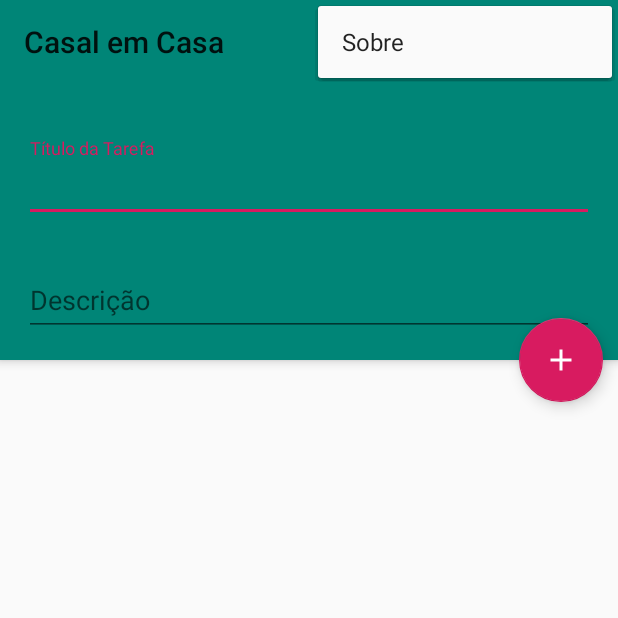
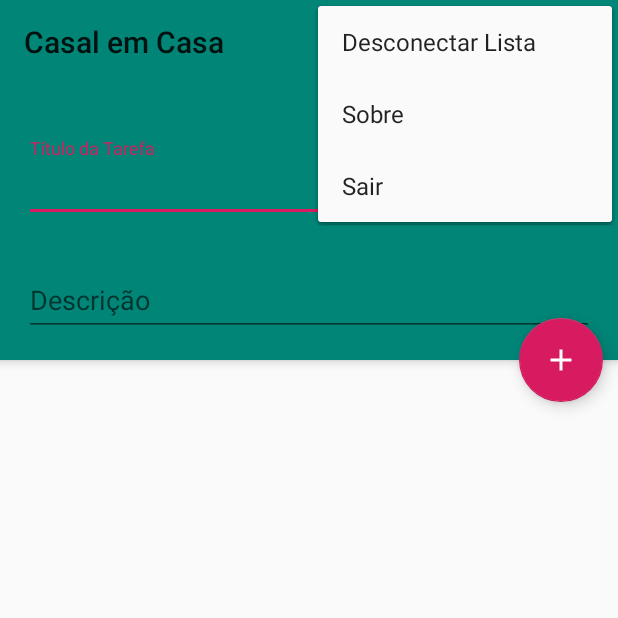
Before and after one commit to lostcrixxx/AppCasalEmCasa, an Android app: the MainActivity screen opened directly, with no data from a screen before it, with the options menu open, on a phone screen of 412 x 824 dp, the top half of it. Run offline under Robolectric (Android 15) with nearby library versions, the phone set to English and light mode, and no system bars; our stand-ins replace Firebase (no records; nobody signed in at launch, a user with empty details on screens opened directly).

Commit message:
more options on menu

```diff
--- a/app/src/main/java/br/com/envolvedesenvolve/casalemcasa/MainActivity.java
+++ b/app/src/main/java/br/com/envolvedesenvolve/casalemcasa/MainActivity.java
@@ -122,17 +122,29 @@ public class MainActivity extends AppCompatActivity {
     @Override
     public boolean onOptionsItemSelected(MenuItem item) {
         int id = item.getItemId();
-//        if (id == R.id.action_code) {
+        switch(id) {
+//            case R.id.action_code:
 //            FragmentManager fm = getSupportFragmentManager();
 //            CodeFragment editNameDialogFragment = CodeFragment.newInstance();
 //            editNameDialogFragment.show(fm, "fragment_edit_name");
-//            return true;
-//        }
-        if (id == R.id.action_settings) {
-            FragmentManager fm = getSupportFragmentManager();
-            AboutFragment editNameDialogFragment = AboutFragment.newInstance("Some Title");
-            editNameDialogFragment.show(fm, "fragment_edit_name");
-            return true;
+//                break;
+            case R.id.action_logoff:
+                onBackPressed();
+                break;
+            case R.id.action_about:
+                FragmentManager fm = getSupportFragmentManager();
+                AboutFragment editNameDialogFragment = AboutFragment.newInstance("Some Title");
+                editNameDialogFragment.show(fm, "fragment_edit_name");
+            break;
+//            case R.id.action_settings:
+//                Log.d("MainActivity", "configurações");
+//                Intent iConfig = new Intent(this, ConfigActivity.class);
+//                startActivity(iConfig);
+//                break;
+            case R.id.action_close:
+//                Log.d("MainActivity", "sair");
+                finishAffinity();
+                break;
         }
         return super.onOptionsItemSelected(item);
 
--- a/app/src/main/res/layout/activity_main.xml
+++ b/app/src/main/res/layout/activity_main.xml
@@ -15,40 +15,40 @@
         <androidx.appcompat.widget.Toolbar
             android:id="@+id/toolbar"
             android:layout_width="match_parent"
-            android:layout_height="?attr/actionBarSize"
-
-             />
+            android:layout_height="?attr/actionBarSize" />
 
         <LinearLayout
             android:id="@+id/layout_info"
+            android:layout_width="match_parent"
+            android:layout_height="wrap_content"
+            android:background="@color/colorPrimary"
             android:orientation="vertical"
-        android:padding="16dp"
-        android:background="@color/colorPrimary"
-        android:layout_width="match_parent"
-        android:layout_height="wrap_content">
+            android:padding="16dp">
 
             <com.google.android.material.textfield.TextInputLayout
                 android:id="@+id/textInputPassword"
                 style="@style/parent"
                 android:layout_marginTop="20dp">
+
                 <EditText
                     android:id="@+id/title"
                     style="@style/modifiedEditText"
                     android:hint="Título da Tarefa"
-                android:textColorHint="@android:color/white"
+                    android:inputType="text"
                     android:maxLines="1"
-                android:inputType="text"/>
+                    android:textColorHint="@android:color/white" />
             </com.google.android.material.textfield.TextInputLayout>
 
             <com.google.android.material.textfield.TextInputLayout
                 style="@style/parent"
                 android:layout_marginTop="20dp">
+
                 <EditText
                     android:id="@+id/description"
                     style="@style/modifiedEditText"
                     android:hint="Descrição"
-                android:textColorHint="@android:color/white"
-                android:inputType="textMultiLine" />
+                    android:inputType="textMultiLine"
+                    android:textColorHint="@android:color/white" />
             </com.google.android.material.textfield.TextInputLayout>
 
         </LinearLayout>
@@ -57,22 +57,21 @@
 
     <com.google.android.material.floatingactionbutton.FloatingActionButton
         android:id="@+id/fab"
-        android:src="@drawable/ic_add"
-        android:layout_marginRight="10dp"
         android:layout_width="wrap_content"
         android:layout_height="wrap_content"
+        android:layout_marginRight="10dp"
         android:elevation="6dp"
-        app:pressedTranslationZ="12dp"
+        android:src="@drawable/ic_add"
+        app:fabSize="normal"
         app:layout_anchor="@id/app_bar_layout"
         app:layout_anchorGravity="bottom|right"
-        app:fabSize="normal"/>
+        app:pressedTranslationZ="12dp" />
 
     <androidx.recyclerview.widget.RecyclerView
         android:id="@+id/listTodo"
+        android:layout_width="match_parent"
+        android:layout_height="match_parent"
         android:layout_marginTop="30dp"
-        app:layout_behavior="@string/appbar_scrolling_view_behavior"
-        android:layout_width="match_parent"
-        android:layout_height="match_parent">
-    </androidx.recyclerview.widget.RecyclerView>
+        app:layout_behavior="@string/appbar_scrolling_view_behavior"></androidx.recyclerview.widget.RecyclerView>
 
 </androidx.coordinatorlayout.widget.CoordinatorLayout>
--- a/app/src/main/res/menu/menu_main.xml
+++ b/app/src/main/res/menu/menu_main.xml
@@ -7,8 +7,23 @@
 <!--        android:orderInCategory="100"-->
 <!--        app:showAsAction="never" />-->
 
-    <item android:id="@+id/action_settings"
+    <item android:id="@+id/action_logoff"
+        android:title="Desconectar Lista"
+        android:orderInCategory="150"
+        app:showAsAction="never" />
+
+    <item android:id="@+id/action_about"
         android:title="Sobre"
         android:orderInCategory="200"
         app:showAsAction="never" />
+
+<!--    <item android:id="@+id/action_settings"-->
+<!--        android:title="Configurações"-->
+<!--        android:orderInCategory="300"-->
+<!--        app:showAsAction="never" />-->
+
+    <item android:id="@+id/action_close"
+        android:title="Sair"
+        android:orderInCategory="400"
+        app:showAsAction="never" />
 </menu>
```
Lines whose indentation alone changed are shown as unchanged.
